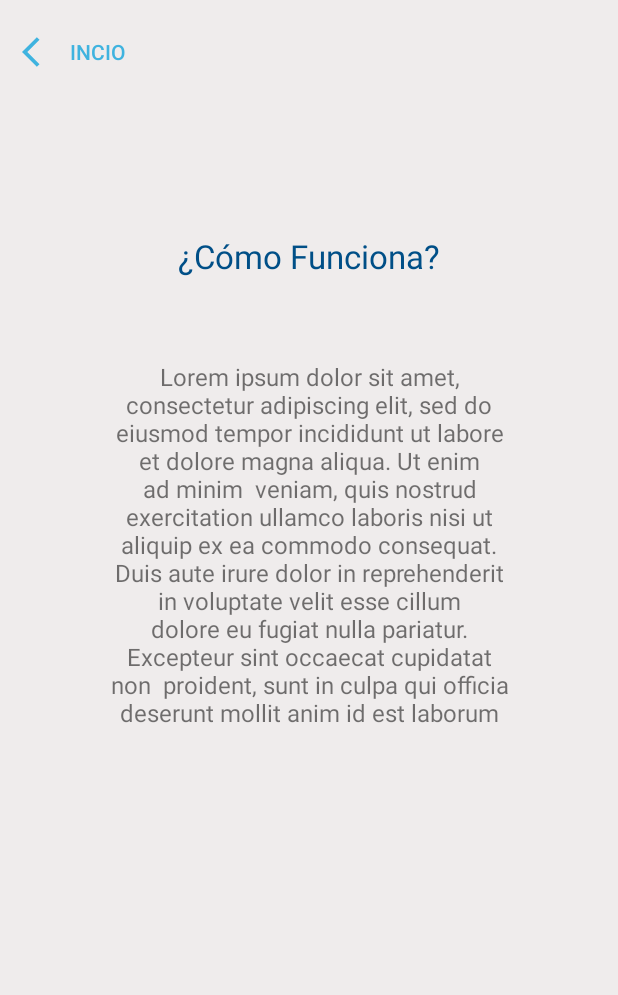
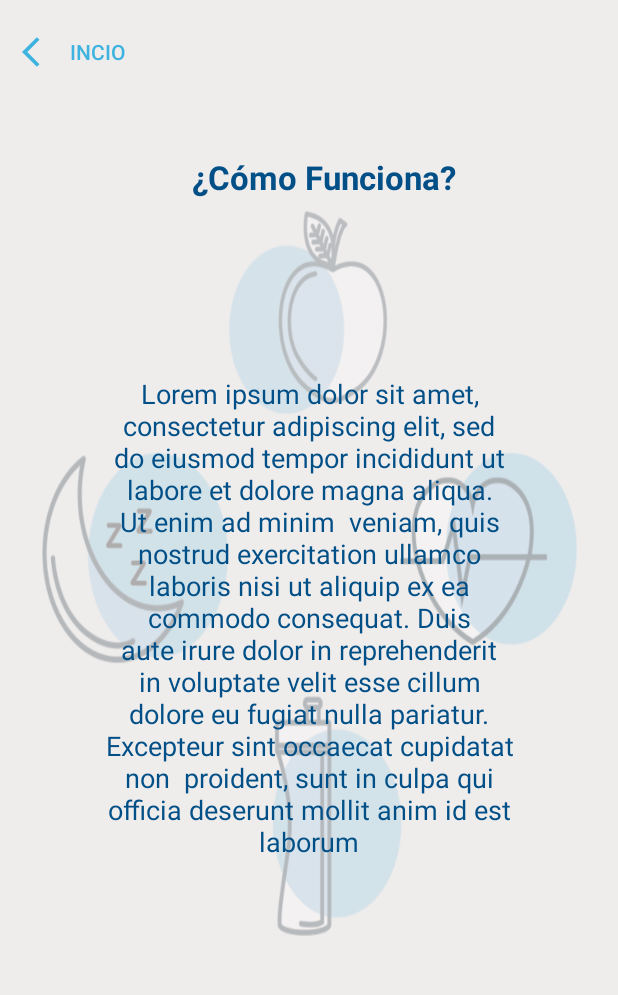
Before and after one commit to ivanlandinez1994/ScoringSalud, an Android app: the AboutFragment screen opened through its navigation route, on a phone screen of 412 x 824 dp, the part 90-1085 px from its top. Run offline under Robolectric (Android 15) with nearby library versions, the phone set to English and light mode, and no system bars; our stand-ins replace Firebase (no records; nobody signed in at launch, a user with empty details on screens opened directly), navigation-ui.

Commit message:
fin estilo fragmeto 'About'

```diff
--- a/app/src/main/res/layout/fragment_about.xml
+++ b/app/src/main/res/layout/fragment_about.xml
@@ -6,13 +6,16 @@
     android:layout_height="match_parent"
     android:background="@color/background"
     tools:context=".AboutFragment"
-    android:id="@+id/aboutF">
+    android:id="@+id/aboutF"
+    >
 
     <androidx.constraintlayout.widget.ConstraintLayout
         android:layout_width="match_parent"
         android:layout_height="match_parent"
         android:layout_marginLeft="10dp"
-        android:layout_marginRight="10dp">
+        android:layout_marginRight="10dp"
+        android:background="@drawable/back_trans"
+        >
 
         <Button
             android:id="@+id/back"
@@ -36,30 +39,30 @@
             android:layout_height="wrap_content"
             android:text="¿Cómo Funciona?"
             android:textColor="@color/colorPrimaryDark"
-            android:textFontWeight="@android:integer/status_bar_notification_info_maxnum"
+            android:textStyle="bold"
             android:textSize="22dp"
             app:layout_constraintBottom_toBottomOf="parent"
             app:layout_constraintEnd_toEndOf="parent"
+            app:layout_constraintHorizontal_bias="0.546"
             app:layout_constraintStart_toStartOf="parent"
             app:layout_constraintTop_toTopOf="parent"
-            app:layout_constraintVertical_bias="0.212" />
+            app:layout_constraintVertical_bias="0.141" />
 
         <TextView
             android:id="@+id/textView7"
-            android:layout_width="267dp"
-            android:layout_height="273dp"
-
+            android:layout_width="283dp"
+            android:layout_height="352dp"
             android:text="Lorem ipsum dolor sit amet, consectetur adipiscing elit, sed do eiusmod tempor incididunt ut labore et dolore magna aliqua. Ut enim ad minim  veniam, quis nostrud exercitation ullamco laboris nisi ut aliquip ex ea commodo consequat. Duis aute irure dolor in reprehenderit in voluptate velit esse cillum
              dolore eu fugiat nulla pariatur. Excepteur sint occaecat cupidatat non  proident, sunt in culpa qui officia deserunt mollit anim id est laborum"
-
             android:textAlignment="center"
-            android:textSize="16dp"
+            android:textColor="@color/colorPrimaryDark"
+            android:textSize="18dp"
             app:layout_constraintBottom_toBottomOf="parent"
             app:layout_constraintEnd_toEndOf="parent"
             app:layout_constraintHorizontal_bias="0.504"
             app:layout_constraintStart_toStartOf="parent"
             app:layout_constraintTop_toBottomOf="@+id/textView6"
-            app:layout_constraintVertical_bias="0.179" />
+            app:layout_constraintVertical_bias="0.42" />
 
 
     </androidx.constraintlayout.widget.ConstraintLayout>
```
Also changed, not shown: app/src/main/res/drawable/bck_i_about.xml (added, +8 -0 lines), app/src/main/res/drawable-v24/back_trans.png (added).
